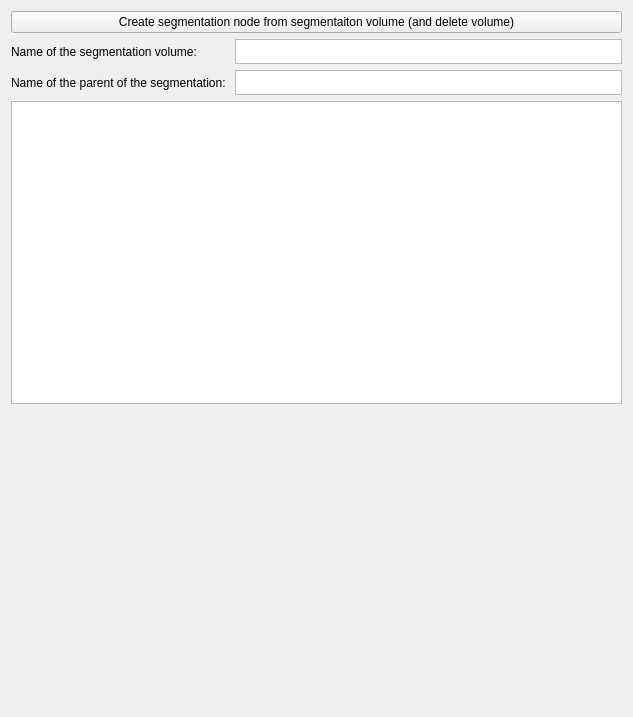
Qt form CreateSegmentation/CreateSegmentation/Resources/UI/CreateSegmentation.ui (koegl/mthesis-datasets) before a commit.
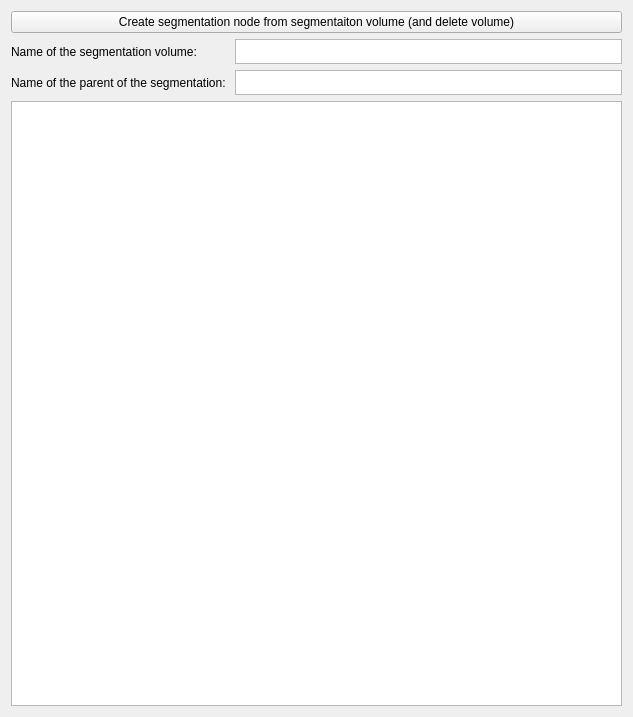
The same form after that commit. Custom widgets are drawn as their Qt base class.

Commit message: removed the vertical spacer so that the hierarchy tree has more space

Patch:
```diff
--- a/CreateSegmentation/CreateSegmentation/Resources/UI/CreateSegmentation.ui
+++ b/CreateSegmentation/CreateSegmentation/Resources/UI/CreateSegmentation.ui
@@ -65,19 +65,6 @@
    <item>
     <widget class="qMRMLSubjectHierarchyTreeView" name="SubjectHierarchyTreeView"/>
    </item>
-   <item>
-    <spacer name="verticalSpacer">
-     <property name="orientation">
-      <enum>Qt::Vertical</enum>
-     </property>
-     <property name="sizeHint" stdset="0">
-      <size>
-       <width>20</width>
-       <height>40</height>
-      </size>
-     </property>
-    </spacer>
-   </item>
   </layout>
  </widget>
  <customwidgets>
```
